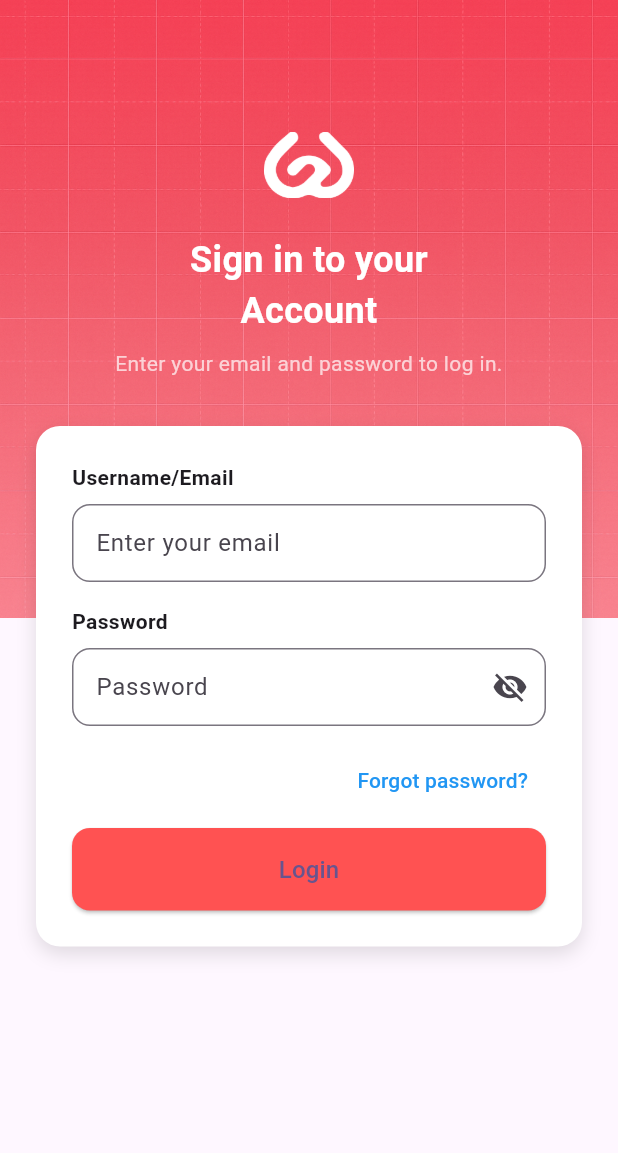
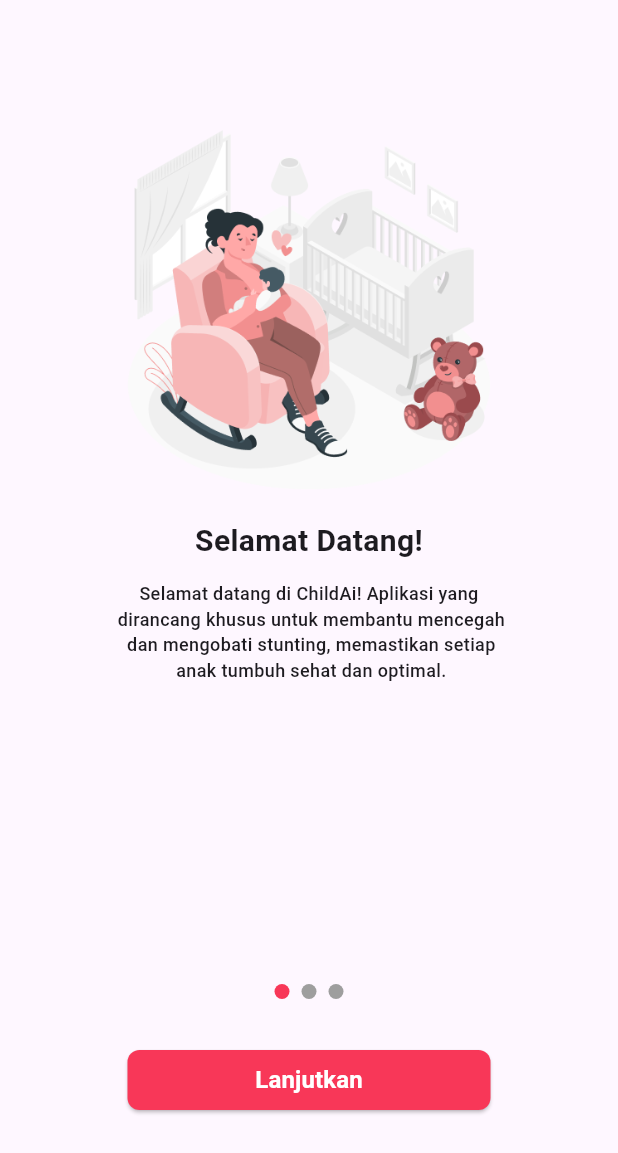
Before and after one commit to AlbireoFinoe/nutrinest, a Flutter app: the screen it shows after launch, on a phone screen of 412 x 824 dp. Shown: the top 1153 px of the screen. Run offline on Flutter 3.47's test engine with Material 3 defaults, Android fonts, the phone set to English and light mode, and no system bars; drawn by our look-alikes of smooth_page_indicator.

Commit message:
boarding

```diff
--- a/lib/main.dart
+++ b/lib/main.dart
@@ -1,4 +1,5 @@
 import 'package:flutter/material.dart';
+import 'package:nutrinest_app/page/boarding_page.dart';
 import 'package:nutrinest_app/page/login_page.dart';
 
 void main() {
@@ -18,7 +19,6 @@ class MyApp extends StatelessWidget {
           colorScheme: ColorScheme.fromSeed(seedColor: Colors.deepPurple),
           useMaterial3: true,
         ),
-      home: Login()
-    );
+        home: BoardingPages());
   }
 }
--- /dev/null
+++ b/lib/page/boarding_page.dart
@@ -0,0 +1,205 @@
+import 'package:flutter/material.dart';
+import 'package:nutrinest_app/page/login_page.dart';
+import 'package:smooth_page_indicator/smooth_page_indicator.dart';
+
+void main() {
+  runApp(MyApp());
+}
+
+class MyApp extends StatelessWidget {
+  @override
+  Widget build(BuildContext context) {
+    return MaterialApp(
+      debugShowCheckedModeBanner: false,
+      home: BoardingPages(),
+    );
+  }
+}
+
+class BoardingPages extends StatefulWidget {
+  @override
+  _BoardingPagesState createState() => _BoardingPagesState();
+}
+
+class _BoardingPagesState extends State<BoardingPages> {
+  final PageController _controller = PageController();
+
+  @override
+  Widget build(BuildContext context) {
+    return Scaffold(
+      body: SafeArea(
+        child: Padding(
+          padding: const EdgeInsets.symmetric(
+            horizontal: 24.0,
+            vertical: 60.0,
+          ),
+          child: Column(
+            children: [
+              Expanded(
+                child: Center(
+                  child: PageView(
+                    controller: _controller,
+                    children: [
+                      // Halaman 1
+                      Container(
+                        padding: const EdgeInsets.symmetric(vertical: 20.0),
+                        alignment: Alignment.topCenter,
+                        child: Column(
+                          children: [
+                            Image.asset(
+                              'assets/imgbp1.png',
+                              width: 250.0,
+                              height: 250.0,
+                              fit: BoxFit.contain,
+                            ),
+                            const SizedBox(height: 16),
+                            const Text(
+                              'Selamat Datang!',
+                              textAlign: TextAlign.center,
+                              style: TextStyle(
+                                fontSize: 20,
+                                fontWeight: FontWeight.w600,
+                              ),
+                            ),
+                            const SizedBox(height: 12),
+                            const Text(
+                              'Selamat datang di ChildAi! Aplikasi yang\n dirancang khusus untuk membantu mencegah\n dan mengobati stunting, memastikan setiap\n anak tumbuh sehat dan optimal.',
+                              textAlign: TextAlign.center,
+                              style: TextStyle(
+                                fontSize: 12,
+                                fontWeight: FontWeight.w500,
+                              ),
+                            ),
+                          ],
+                        ),
+                      ),
+
+                      // Halaman 2
+                      Container(
+                        padding: const EdgeInsets.symmetric(vertical: 40.0),
+                        alignment: Alignment.topCenter,
+                        child: Column(
+                          children: [
+                            Image.asset(
+                              'assets/imgbp2.png',
+                              width: 250,
+                              height: 250,
+                              fit: BoxFit.contain,
+                            ),
+                            const SizedBox(height: 16),
+                            const Text(
+                              'Memantau Pertumbuhan & Perkembangan',
+                              textAlign: TextAlign.center,
+                              style: TextStyle(
+                                fontSize: 20,
+                                fontWeight: FontWeight.w600,
+                              ),
+                            ),
+                            const SizedBox(height: 12),
+                            const Text(
+                              'Lacak pertumbuhan anak Anda, dapatkan akses ke rekomendasi nutrisi, dan dapatkan wawasan yang lebih baik tentang kesehatan anak Anda',
+                              textAlign: TextAlign.center,
+                              style: TextStyle(
+                                fontSize: 12,
+                                fontWeight: FontWeight.w500,
+                              ),
+                            ),
+                          ],
+                        ),
+                      ),
+
+                      // Halaman 3
+                      Container(
+                        padding: const EdgeInsets.symmetric(vertical: 40.0),
+                        alignment: Alignment.topCenter,
+                        child: Column(
+                          children: [
+                            Image.asset(
+                              'assets/imgbp3.png',
+                              width: 250,
+                              height: 250,
+                              fit: BoxFit.contain,
+                            ),
+                            const SizedBox(height: 16),
+                            const Text(
+                              'Menciptakan generasi yang sehat',
+                              textAlign: TextAlign.center,
+                              style: TextStyle(
+                                fontSize: 20,
+                                fontWeight: FontWeight.w600,
+                              ),
+                            ),
+                            const SizedBox(height: 12),
+                            const Text(
+                              'Bergabunglah dengan komunitas kami untuk menciptakan generasi yang sehat tanpa stunting. Mari kita mulai perjalanan ini bersama-sama!',
+                              textAlign: TextAlign.center,
+                              style: TextStyle(
+                                fontSize: 12,
+                                fontWeight: FontWeight.w500,
+                              ),
+                            ),
+                          ],
+                        ),
+                      ),
+                    ],
+                  ),
+                ),
+              ),
+
+              // SmoothPageIndicator Sticky di bawah
+              Padding(
+                padding: const EdgeInsets.only(bottom: 30.0),
+                child: SmoothPageIndicator(
+                  controller: _controller,
+                  count: 3,
+                  effect: WormEffect(
+                    dotWidth: 10.0,
+                    dotHeight: 10.0,
+                    dotColor: Colors.grey,
+                    activeDotColor: Color(0xFFF83758),
+                  ),
+                ),
+              ),
+              // Tombol Lanjutkan
+              Padding(
+                padding: const EdgeInsets.only(bottom: 20.0),
+                child: ElevatedButton(
+                  onPressed: () {
+                    if (_controller.page! < 2) {
+                      _controller.nextPage(
+                        duration: Duration(milliseconds: 300),
+                        curve: Curves.easeInOut,
+                      );
+                    } else {
+                      Navigator.pushReplacement(
+                        context,
+                        MaterialPageRoute(
+                          builder: (context) => Login(),
+                        ),
+                      );
+                    }
+                  },
+                  style: ElevatedButton.styleFrom(
+                    minimumSize: Size(242, 40),
+                    backgroundColor: Color(0xFFF83758),
+                    shape: RoundedRectangleBorder(
+                      borderRadius: BorderRadius.circular(8.0),
+                    ),
+                  ),
+                  child: const Text(
+                    'Lanjutkan',
+                    style: TextStyle(
+                      fontSize: 16,
+                      fontWeight: FontWeight.w600,
+                      color: Colors.white,
+                    ),
+                  ),
+                ),
+              ),
+            ],
+          ),
+        ),
+      ),
+    );
+  }
+}
--- a/pubspec.yaml
+++ b/pubspec.yaml
@@ -35,6 +35,7 @@ dependencies:
   # The following adds the Cupertino Icons font to your application.
   # Use with the CupertinoIcons class for iOS style icons.
   cupertino_icons: ^1.0.8
+  smooth_page_indicator: ^1.2.1
 
 dev_dependencies:
   flutter_test:
```
Also changed, not shown: assets/imgbp1.png (added), assets/imgbp2.png (added), assets/imgbp3.png (added), pubspec.lock, 2 other files. Lines whose indentation alone changed are shown as unchanged.
